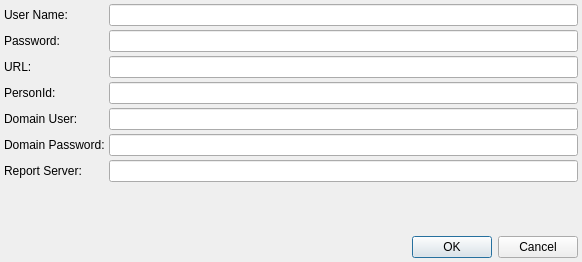
kestermckinney/ProjectNotes, file plugins/forms/dialogIFSCloud.ui: the form before one commit.
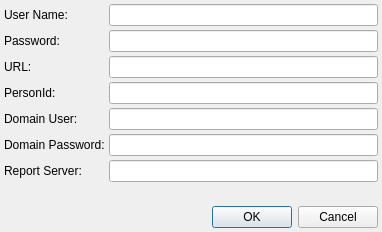
The form after the commit.

What changed in the file:
```diff
--- a/plugins/forms/dialogIFSCloud.ui
+++ b/plugins/forms/dialogIFSCloud.ui
@@ -6,8 +6,8 @@
    <rect>
     <x>0</x>
     <y>0</y>
-    <width>582</width>
-    <height>262</height>
+    <width>382</width>
+    <height>232</height>
    </rect>
   </property>
   <property name="windowTitle">
```
